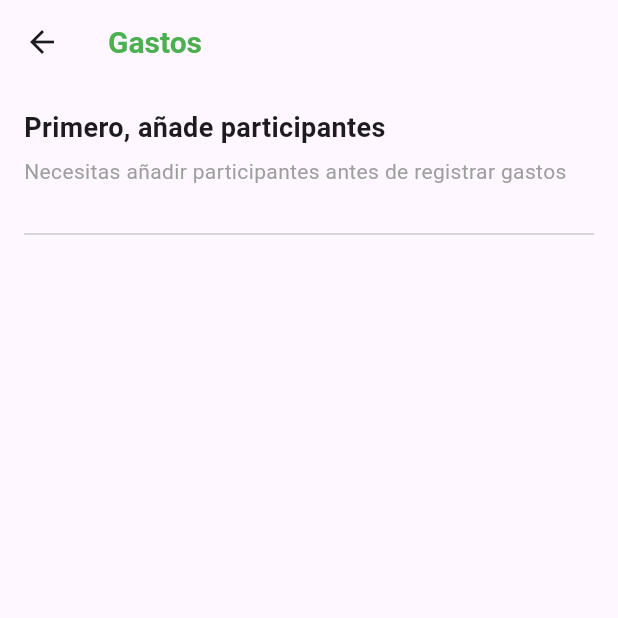
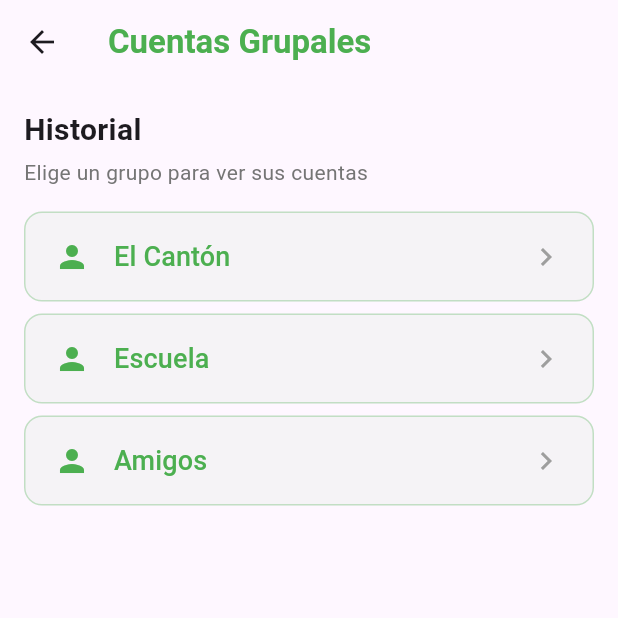
Before and after one commit to Myshelluwu/paytogether, a Flutter app: the Menu screen opened by its route, after a tap on "Cuentas Grupales", on a phone screen of 412 x 824 dp, the top half of it. Run offline on Flutter 3.47's test engine with Material 3 defaults, Android fonts, the phone set to English and light mode, and no system bars; Roboto replaces fonts that are missing (Poppins).

Commit message:
Historial grupales agregado

```diff
--- a/lib/cuentasgru.dart
+++ b/lib/cuentasgru.dart
@@ -0,0 +1,125 @@
+//cuentas grupales
+import 'package:flutter/material.dart';
+
+class CuentasGrupales extends StatelessWidget {
+  final String groupName;
+  const CuentasGrupales({super.key, required this.groupName});
+
+  @override
+  Widget build(BuildContext context) {
+    return Scaffold(
+      appBar: AppBar(
+        title: const Text(
+          'Cuentas Grupales',
+          style: TextStyle(color: Colors.green, fontWeight: FontWeight.bold),
+        ),
+      ),
+      body: SingleChildScrollView(
+        padding: const EdgeInsets.all(16.0),
+        child: Column(
+          children: [
+            // Sección de Personas
+            _buildSection(
+              context: context,
+              title: "Historial",
+              subtitle: "Elige un grupo para ver sus cuentas",
+              items: [
+                _GroupItem(name: 'El Cantón', route: '/historial-el-canton'),
+                _GroupItem(name: 'Escuela', route: '/historial-escuela'),
+                _GroupItem(name: 'Amigos', route: '/historial-amigos'),
+              ],
+              icon: Icons.person,
+              color: Colors.green,
+            ),
+            const SizedBox(height: 24),
+          ],
+        ),
+      ),
+    );
+  }
+}
+
+Widget _buildGroupButton(BuildContext context, String name, IconData icon,
+    Color color, String route) {
+  return SizedBox(
+    width: double.infinity,
+    child: OutlinedButton(
+      onPressed: () => Navigator.pushNamed(context, route),
+      style: OutlinedButton.styleFrom(
+        alignment: Alignment.centerLeft,
+        backgroundColor: color.withOpacity(0.05),
+        foregroundColor: color,
+        side: BorderSide(color: color.withOpacity(0.3)),
+        shape: RoundedRectangleBorder(
+          borderRadius: BorderRadius.circular(12),
+        ),
+        padding: const EdgeInsets.symmetric(vertical: 16, horizontal: 20),
+        minimumSize: const Size(double.infinity, 60),
+      ),
+      child: Row(
+        children: [
+          Icon(icon, size: 24, color: color),
+          const SizedBox(width: 16),
+          Text(
+            name,
+            style: const TextStyle(
+              fontSize: 18,
+              fontWeight: FontWeight.w500,
+            ),
+          ),
+          const Spacer(),
+          const Icon(Icons.chevron_right, color: Colors.grey, size: 24),
+        ],
+      ),
+    ),
+  );
+}
+
+Widget _buildSection({
+  required BuildContext context,
+  required String title,
+  required String subtitle,
+  required List<_GroupItem> items,
+  required IconData icon,
+  required Color color,
+}) {
+  return Column(
+    crossAxisAlignment: CrossAxisAlignment.start,
+    children: [
+      Text(
+        title,
+        style: const TextStyle(
+          fontSize: 20,
+          fontWeight: FontWeight.bold,
+        ),
+      ),
+      const SizedBox(height: 4),
+      Text(
+        subtitle,
+        style: TextStyle(
+          fontSize: 14,
+          color: Colors.grey[600],
+        ),
+      ),
+      const SizedBox(height: 16),
+
+      // Lista de elementos en columna
+      Column(
+        children: items
+            .map((item) => Padding(
+                  padding: const EdgeInsets.only(bottom: 8),
+                  child: _buildGroupButton(
+                      context, item.name, icon, color, item.route),
+                ))
+            .toList(),
+      ),
+    ],
+  );
+}
+
+class _GroupItem {
+  final String name;
+  final String route;
+
+  const _GroupItem({required this.name, required this.route});
+}
--- a/lib/main.dart
+++ b/lib/main.dart
@@ -1,9 +1,9 @@
 import 'package:flutter/material.dart';
 import 'package:paytogether/menu.dart';
-import 'package:paytogether/circulo.dart' as usuarios;
 import 'package:paytogether/persona.dart';
 import 'package:paytogether/grupo.dart';
 import 'package:paytogether/historial_deudas.dart';
+import 'package:paytogether/historial_grupo.dart';
 
 void main() {
   runApp(const PayTogetherApp());
@@ -37,6 +37,12 @@ class PayTogetherApp extends StatelessWidget {
             const HistorialDeudasScreen(personName: 'Oddie'),
         '/historial-obrien': (context) =>
             const HistorialDeudasScreen(personName: 'O\'Brien'),
+        '/historial-el-canton': (context) =>
+            const HistorialGrupoScreen(groupName: 'El Cantón'),
+        '/historial-amigos': (context) =>
+            const HistorialGrupoScreen(groupName: 'Amigos'),
+        '/historial-escuela': (context) =>
+            const HistorialGrupoScreen(groupName: 'Escuela'),
       },
       debugShowCheckedModeBanner: false, // Quita el banner de debug
     );
--- a/lib/menu.dart
+++ b/lib/menu.dart
@@ -1,7 +1,7 @@
 import 'package:flutter/material.dart';
 import 'package:paytogether/circulo.dart';
-import 'package:paytogether/gastos.dart';
 import 'package:paytogether/cuentasind.dart';
+import 'package:paytogether/cuentasgru.dart';
 
 class Menu extends StatelessWidget {
   const Menu({super.key});
@@ -82,7 +82,7 @@ class Menu extends StatelessWidget {
                   context: context,
                   text: 'Cuentas Grupales',
                   icon: Icons.group_outlined,
-                  destination: const Gastos(),
+                  destination: const CuentasGrupales(groupName: 'El Cantón'),
                 ),
               ),
             ),
```
Also changed, not shown: lib/cuentasind.dart (+25 -23 lines), lib/grupo.dart (+28 -9 lines), lib/historial_grupo.dart (added, +233 -0 lines).
